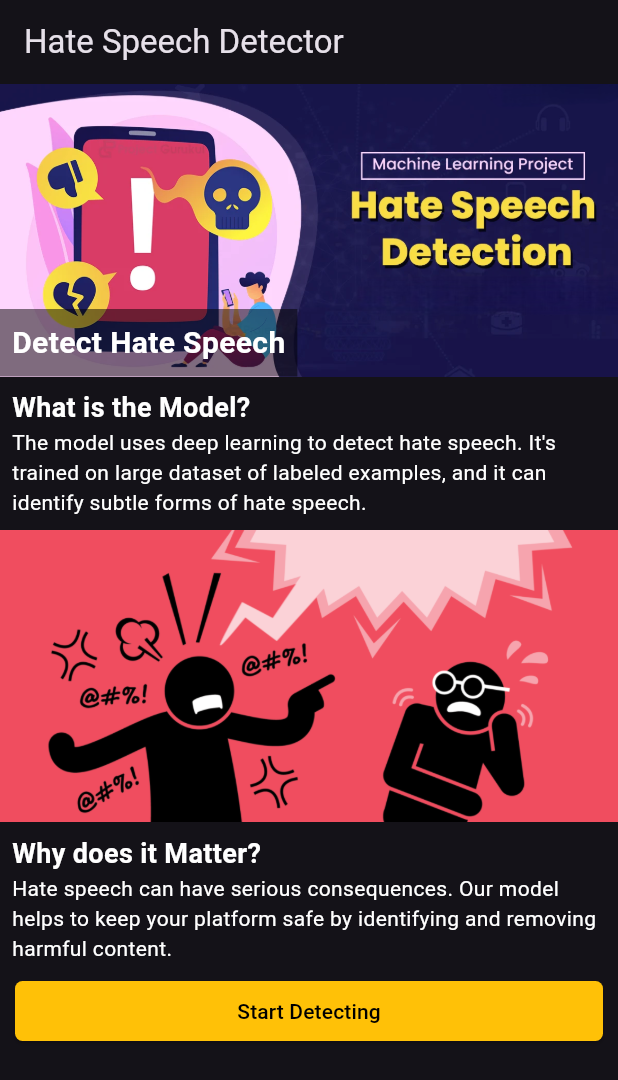
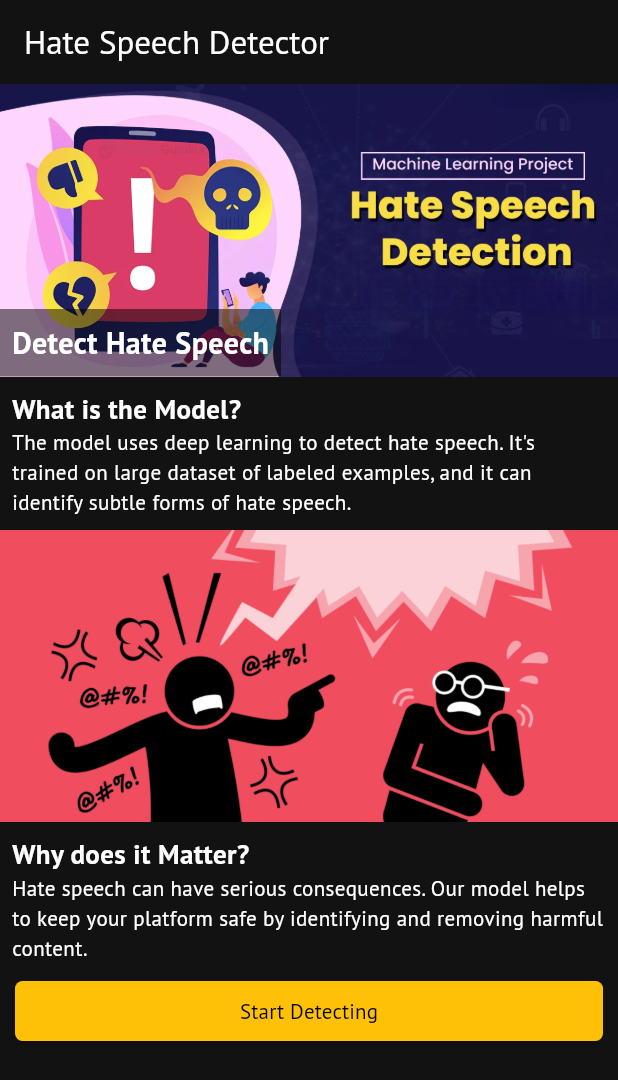
Before and after one commit to IPD-Hate-Speech-Detection/IPD-DigniFy-App, a Flutter app: the screen it shows after launch, on a phone screen of 412 x 824 dp. Shown: the top 1080 px of the screen. Run offline on Flutter 3.47's test engine with Material 3 defaults, Android fonts, the phone set to English and light mode, and no system bars; our stand-ins replace cloud_firestore, firebase_auth, firebase_core, flutter_spinkit, get, google_fonts and 1 more; missing offline and left inert: flutter_email_sender; accounts and stored records are empty.

Commit message:
font changed

```diff
--- a/lib/main.dart
+++ b/lib/main.dart
@@ -1,11 +1,8 @@
-import 'package:dignify/screens/cover_page.dart';
-import 'package:dignify/screens/login_page.dart';
-import 'package:dignify/screens/signup_page.dart';
 import 'package:dignify/utilities/auth_check.dart';
-import 'package:dignify/widgets/loading_indicator_widget.dart';
 import 'package:flutter/material.dart';
 import 'package:get/get.dart';
 import 'package:firebase_core/firebase_core.dart';
+import 'package:google_fonts/google_fonts.dart';
 import 'utilities/firebase_options.dart';
 
 void main() async {
@@ -27,7 +24,9 @@ class MainApp extends StatelessWidget {
   Widget build(BuildContext context) {
     return GetMaterialApp(
       debugShowCheckedModeBanner: false,
-      theme: ThemeData.dark(),
+      theme: ThemeData(
+          fontFamily: GoogleFonts.ptSans().fontFamily,
+          colorScheme: const ColorScheme.dark()),
       home: const AuthCheck(),
     );
   }
--- a/lib/screens/change_password.dart
+++ b/lib/screens/change_password.dart
@@ -191,7 +191,7 @@ class _ChangePasswordState extends State<ChangePassword> {
       );
     } catch (error) {
       // Likely "user-not-found" error if email doesn't exist
-      if (error.hashCode == 'user-not-found') {
+      if (error.hashCode.toString() == 'user-not-found') {
         _showMessage(
             "This email is not registered. Please check your email address.");
         setState(() {
```
Also changed, not shown: pubspec.yaml (+7 -6 lines), assets/images/splash.jpg, assets/images/splash.png (added), pubspec.lock, 34 other files.
